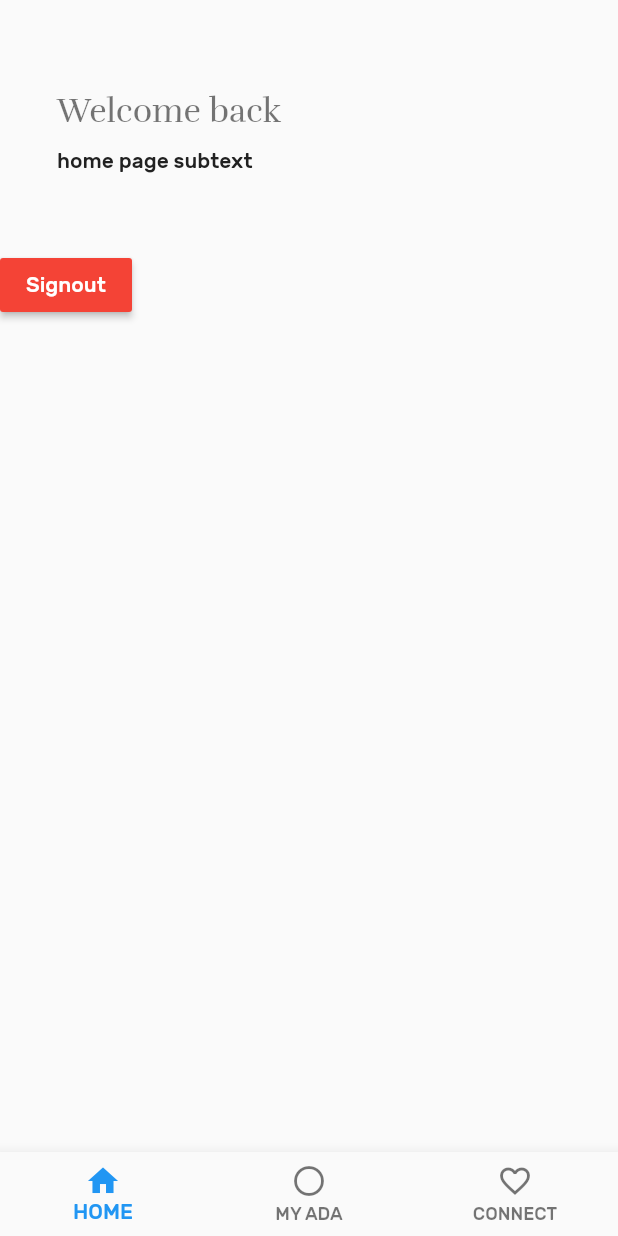
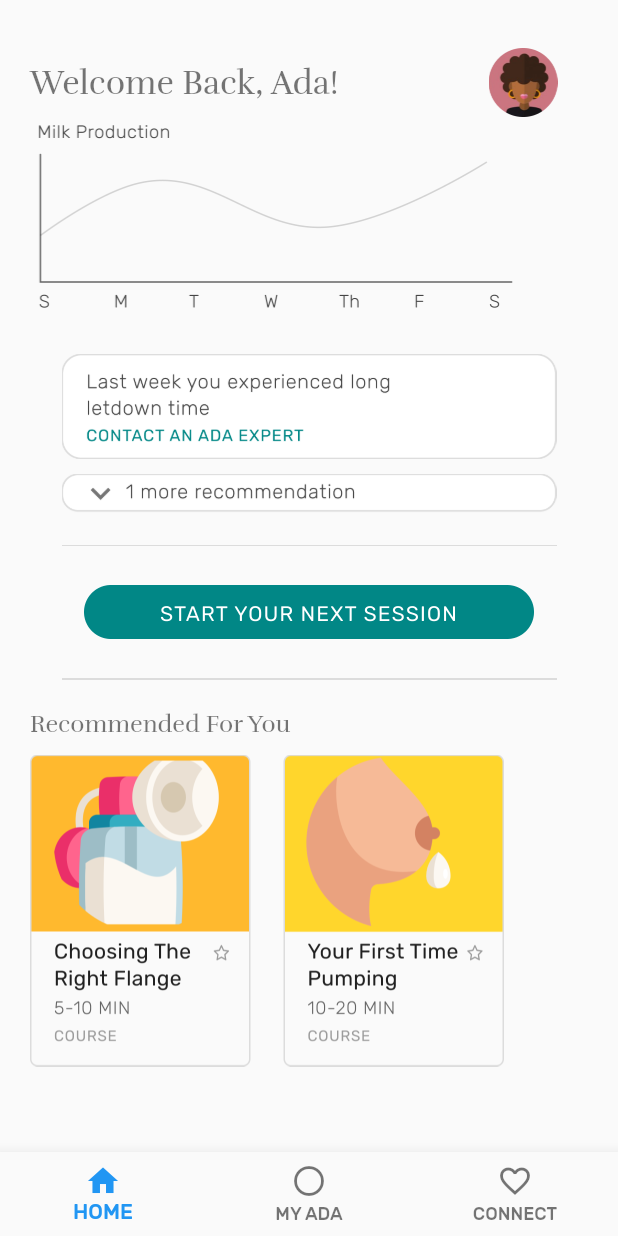
Before and after one commit to eexie/PUMPED, a Flutter app: the MainPage screen opened directly, on a phone screen of 412 x 824 dp. Run offline on Flutter 3.47's test engine with Material 2 defaults, Android fonts, the phone set to English and light mode, and no system bars; our stand-ins replace cloud_firestore, firebase_auth, flutter_blue, google_sign_in, progress_dialog, rxdart; accounts and stored records are empty; project files that could hold a hidden picture were left out.

Commit message:
homepage initial UI

```diff
--- a/pumped_ada/lib/Home.dart
+++ b/pumped_ada/lib/Home.dart
@@ -1,30 +1,107 @@
 import 'package:flutter/material.dart';
+import 'package:pumped_ada/MainPage.dart';
 import './helpers/auth.dart';
 import 'helpers/widgets.dart';
 
-class HomeScreen extends StatelessWidget{
+class HomeScreen extends StatefulWidget {
+  @override
+  _HomeScreen createState() => new _HomeScreen();
+}
+
+class _HomeScreen extends State<HomeScreen> {
+  void onContactBtnPushed() {
+    print("change the gd page");
+  }
+
+  @override
+  void initState() {
+    super.initState();
+  }
+
   @override
   Widget build(BuildContext context) {
-    return Scaffold(
-      body: Container(
-        child: Column(
-          crossAxisAlignment: CrossAxisAlignment.start,
-          children: [
-            SizedBox(height: 50),
-            TitleSection(
-              titleText: 'Welcome back',
-              subText: 'home page subtext',
+    return SingleChildScrollView(
+        child: Column(children: [
+      Container(
+          padding: const EdgeInsets.fromLTRB(20, 30, 0, 0),
+          child: Expanded(
+              child: Row(mainAxisAlignment: MainAxisAlignment.start, children: [
+            Text('Welcome Back, Ada!',
+                style: Theme.of(context).textTheme.headline2.copyWith(
+                    color: Theme.of(context).textTheme.headline2.color)),
+            Container(
+              color: Colors.transparent,
+              height: 50,
+              width: 100,
             ),
-            SizedBox(height: 20),
-            MaterialButton(
-              onPressed: () => authService.signOut(),
-              color: Colors.red,
-              textColor: Colors.white,
-              child: Text('Signout'),
-            ),
-          ],
-        ),
-      ),
-    );
+            Image.asset('assets/profile_pic.png',
+                width: 46, height: 46, fit: BoxFit.cover),
+          ]))),
+      Container(
+          padding: const EdgeInsets.only(left: 25),
+          child: Expanded(
+              child: Row(mainAxisAlignment: MainAxisAlignment.start, children: [
+            Image.asset('assets/milk_prod_graph.png',
+                width: 317, height: 136, fit: BoxFit.cover)
+          ]))),
+      Container(
+          color: Colors.transparent,
+          padding: const EdgeInsets.only(top: 20),
+          child: Expanded(
+              child:
+                  Row(mainAxisAlignment: MainAxisAlignment.center, children: [
+            FlatButton(
+                onPressed: onContactBtnPushed,
+                child: Image.asset('assets/contact_expert_home_btn.png',
+                    width: 330, height: 70, fit: BoxFit.cover)),
+          ]))),
+      Container(
+          color: Colors.transparent,
+          padding: const EdgeInsets.only(top: 10),
+          child: Expanded(
+              child:
+                  Row(mainAxisAlignment: MainAxisAlignment.center, children: [
+            Image.asset('assets/one_more_reco.png',
+                width: 330, height: 27, fit: BoxFit.cover),
+          ]))),
+      Container(
+          padding: const EdgeInsets.fromLTRB(0, 20, 0, 20),
+          child: Row(mainAxisAlignment: MainAxisAlignment.center, children: [
+            Image.asset('assets/divider.png',
+              width: 330, height: 1, fit: BoxFit.cover)
+    ])),
+          Container(
+              color: Colors.transparent,
+           //   padding: const EdgeInsets.only(top: 20),
+              child: Expanded(
+                  child:
+                  Row(mainAxisAlignment: MainAxisAlignment.center, children: [
+                    FlatButton(
+                        onPressed: onContactBtnPushed,
+                        child: Image.asset('assets/start_new_session_button.png',
+                            width: 300, height: 36, fit: BoxFit.cover)),
+                  ]))),
+          Container(
+              padding: const EdgeInsets.fromLTRB(0, 20, 0, 20),
+              child: Row(mainAxisAlignment: MainAxisAlignment.center, children: [
+                Image.asset('assets/divider.png',
+                    width: 330, height: 1, fit: BoxFit.cover)
+              ])),
+          Container(
+              padding: const EdgeInsets.only(left: 20),
+              child: Expanded(
+                  child: Row(mainAxisAlignment: MainAxisAlignment.start, children: [
+                    Text('Recommended For You',
+                        style: Theme.of(context).textTheme.headline3.copyWith(
+                            color: Theme.of(context).textTheme.headline3.color)),
+                  ]))),
+          Container(
+              padding: const EdgeInsets.fromLTRB(20, 10, 0, 0),
+              child: Row(
+                  mainAxisAlignment: MainAxisAlignment.start, children: [
+                Image.asset('assets/content_cards.png',
+                    width: 316, height: 208, fit: BoxFit.cover)
+              ])),
+    ]));
   }
 }
--- a/pumped_ada/lib/MainPage.dart
+++ b/pumped_ada/lib/MainPage.dart
@@ -46,10 +46,10 @@ class _MainPage extends State<MainPage> {
           initialData: BluetoothState.unknown,
           builder: (c, snapshot) {
             final state = snapshot.data;
-            if (state == BluetoothState.on) {
+            //if (state == BluetoothState.on) {
               return tabs[_currentIndex];
-            }
-            return BluetoothOffScreen(state: state);
+           // }
+            //return BluetoothOffScreen(state: state);
           }),
       bottomNavigationBar: BottomNavigationBar(
         onTap: onTabTapped,
--- a/pumped_ada/lib/main.dart
+++ b/pumped_ada/lib/main.dart
@@ -62,16 +62,16 @@ class ExampleApplication extends StatelessWidget {
             ),
           ),
 
-//          home: MainPage(),     EMILY: uncomment this  and comment the next 9 lines
-          home: StreamBuilder(
-            stream: authService.user,
-            builder: (context, snapshot) {
-              if (snapshot.hasData) {
-                return MainPage();
-              } else {
-                return SignInPage();
-              }
-            }),
+          home: MainPage(),     //EMILY: uncomment this  and comment the next 9 lines
+//          home: StreamBuilder(
+//            stream: authService.user,
+//            builder: (context, snapshot) {
+//              if (snapshot.hasData) {
+//                return MainPage();
+//              } else {
+//                return SignInPage();
+//              }
+//            }),
           debugShowCheckedModeBanner: false,
 
 
```
Also changed, not shown: pumped_ada/pubspec.yaml (+8 -2 lines), pumped_ada/assets/contact_expert_home_btn.png (added), pumped_ada/assets/content_cards.png (added), pumped_ada/assets/divider.png (added), pumped_ada/assets/home_connect_btn.png (added), pumped_ada/assets/home_screen_background.png (added), pumped_ada/assets/milk_prod_graph.png (added), pumped_ada/assets/one_more_reco.png (added), pumped_ada/assets/profile_pic.png (added), pumped_ada/assets/start_new_session_button.png (added), pumped_ada/pubspec.lock, 2 other files.
